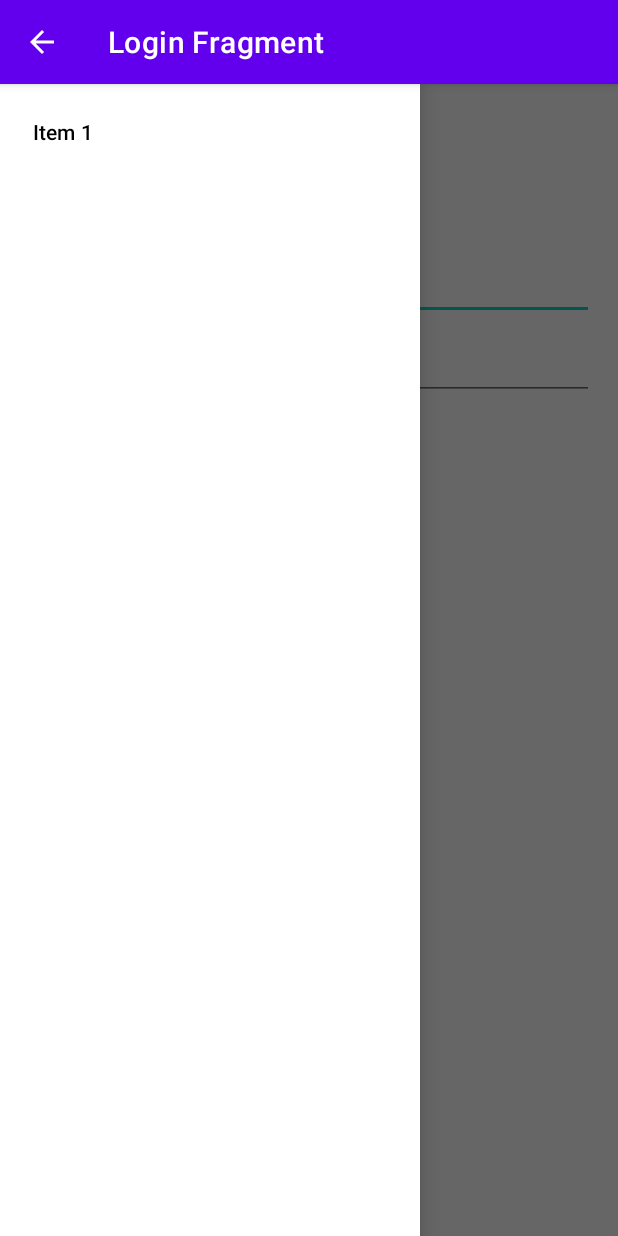
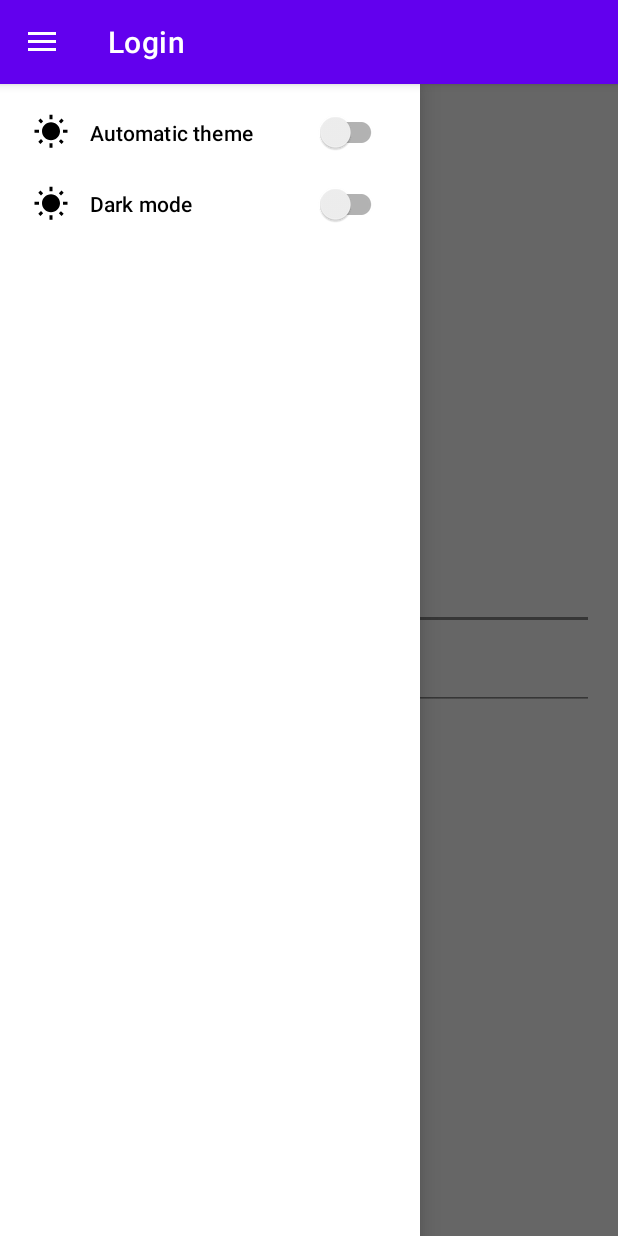
Before and after one commit to BartWijnja/Rent-My-Car-Android-App, an Android app: the screen it shows after launch (MainActivity), with the side drawer open, on a phone screen of 412 x 824 dp. Run offline under Robolectric (Android 15) with nearby library versions, the phone set to English and light mode, and no system bars; our stand-ins replace navigation-ui; 1 statement that could not run was skipped.

Commit message:
added menu with light / dark mode switching

```diff
--- a/app/src/main/java/avans/avd/rent_my_car_android_app/MainActivity.kt
+++ b/app/src/main/java/avans/avd/rent_my_car_android_app/MainActivity.kt
@@ -1,23 +1,30 @@
 package avans.avd.rent_my_car_android_app
 
+import android.content.Context
+import android.hardware.Sensor
+import android.hardware.SensorEvent
+import android.hardware.SensorEventListener
+import android.hardware.SensorManager
 import android.os.Bundle
-import android.view.MenuItem
-import androidx.appcompat.app.ActionBarDrawerToggle
 import androidx.appcompat.app.AppCompatActivity
+import androidx.appcompat.app.AppCompatDelegate
+import androidx.appcompat.widget.SwitchCompat
 import androidx.drawerlayout.widget.DrawerLayout
 import androidx.navigation.findNavController
 import androidx.navigation.ui.AppBarConfiguration
 import androidx.navigation.ui.navigateUp
 import androidx.navigation.ui.setupActionBarWithNavController
+import androidx.navigation.ui.setupWithNavController
 import avans.avd.rent_my_car_android_app.databinding.ActivityMainBinding
+import com.google.android.material.navigation.NavigationView
 
-class MainActivity : AppCompatActivity() {
-
+class MainActivity : AppCompatActivity(), SensorEventListener {
     private lateinit var appBarConfiguration: AppBarConfiguration
     private lateinit var binding: ActivityMainBinding
+    private lateinit var light: Sensor
+    private lateinit var switchAutoTheme: SwitchCompat
+    private lateinit var switchDarkTheme: SwitchCompat
     private val preference = AppPreference(RentMyCarApplication.context)
-    lateinit var toggle: ActionBarDrawerToggle
-    lateinit var drawerLayout: DrawerLayout
 
     override fun onCreate(savedInstanceState: Bundle?) {
         super.onCreate(savedInstanceState)
@@ -25,27 +32,57 @@ class MainActivity : AppCompatActivity() {
         binding = ActivityMainBinding.inflate(layoutInflater)
         setContentView(binding.root)
 
-        drawerLayout = binding.drawerLayout
+        // logic for navigation drawer
+        val drawerLayout: DrawerLayout = binding.drawerLayout
+        val navView: NavigationView = binding.navView
+        val navController = findNavController(R.id.nav_host_fragment_content_main)
 
-        toggle = ActionBarDrawerToggle(this, drawerLayout, R.string.open, R.string.close)
-        drawerLayout.addDrawerListener(toggle)
-        toggle.syncState()
+        appBarConfiguration = AppBarConfiguration(
+            setOf(
+                R.id.LoginFragment,
+                R.id.HomeFragment,
+                R.id.CarListFragment,
+                R.id.CarCategoryFragment
+            ),
+            drawerLayout
+        )
+        setupActionBarWithNavController(navController, appBarConfiguration)
+        navView.setupWithNavController(navController)
 
-        val navController = findNavController(R.id.nav_host_fragment_content_main)
-        appBarConfiguration = AppBarConfiguration(navController.graph)
-        setupActionBarWithNavController(navController, appBarConfiguration)
+        // locate and add event listeners to nav buttons
+        val menuItemAutoTheme = navView.menu.findItem(R.id.switch_auto_theme)
+        val menuItemDarkTheme = navView.menu.findItem(R.id.switch_dark_theme)
 
-        supportActionBar?.setDisplayHomeAsUpEnabled(true)
+        this.switchAutoTheme = menuItemAutoTheme.actionView as SwitchCompat
+        this.switchDarkTheme = menuItemDarkTheme.actionView as SwitchCompat
+
+        switchAutoTheme.setOnClickListener() {
+            this.switchDarkTheme.isEnabled = !this.switchAutoTheme.isChecked
+
+            if (this.switchDarkTheme.isEnabled) {
+                AppCompatDelegate.setDefaultNightMode(AppCompatDelegate.MODE_NIGHT_NO)
+                this.switchDarkTheme.isChecked = false
+            }
+        }
+
+        this.switchDarkTheme.setOnCheckedChangeListener { _, value ->
+            if (!this.switchDarkTheme.isChecked) {
+                when (value) {
+                    true -> AppCompatDelegate.setDefaultNightMode(AppCompatDelegate.MODE_NIGHT_YES)
+                    false -> AppCompatDelegate.setDefaultNightMode(AppCompatDelegate.MODE_NIGHT_NO)
+                }
+            }
+        }
+
+        // register light sensor event
+        val sensorManager = getSystemService(Context.SENSOR_SERVICE) as SensorManager
+        sensorManager.getDefaultSensor(Sensor.TYPE_LIGHT)?.let {
+            this.light = it
+        }
+        sensorManager.registerListener(this, this.light, SensorManager.SENSOR_DELAY_NORMAL)
 
         // reset token on application start
         preference.clearPreferences()
-    }
-
-    override fun onOptionsItemSelected(item: MenuItem): Boolean {
-        if(toggle.onOptionsItemSelected(item)) {
-            return true
-        }
-        return super.onOptionsItemSelected(item)
     }
 
     override fun onSupportNavigateUp(): Boolean {
@@ -53,4 +90,38 @@ class MainActivity : AppCompatActivity() {
         return navController.navigateUp(appBarConfiguration)
                 || super.onSupportNavigateUp()
     }
+
+    override fun onSensorChanged(event: SensorEvent?) {
+//       | Lighting condition | From (lux) |   To (lux)  |
+//       |--------------------|------------|-------------|
+//       | Pitch Black        |       0    |       10    |
+//       | Very Dark          |      11    |       50    |
+//       | Dark Indoors       |      51    |      200    |
+//       | Dim Indoors        |     201    |      400    |
+//       | Normal Indoors     |     401    |     1000    |
+//       | Bright Indoors     |    1001    |     5000    |
+//       | Dim Outdoors       |    5001    |   10,000    |
+//       | Cloudy Outdoors    |  10,001    |   30,000    |
+//       | Direct Sunlight    |  30,001    |  100,000    |
+
+        when (event?.sensor?.type) {
+            Sensor.TYPE_LIGHT -> {
+                if (this.switchAutoTheme.isChecked) {
+                    val lux = event?.values[0]
+
+                    if (lux > 30000) {
+                        AppCompatDelegate.setDefaultNightMode(AppCompatDelegate.MODE_NIGHT_NO)
+                    } else {
+                        AppCompatDelegate.setDefaultNightMode(AppCompatDelegate.MODE_NIGHT_YES)
+                    }
+
+                    this.switchDarkTheme.isEnabled = false
+                }
+            }
+        }
+    }
+
+    override fun onAccuracyChanged(event: Sensor?, p1: Int) {
+        // Not implemented
+    }
 }
--- /dev/null
+++ b/app/src/main/res/drawable/ic_baseline_wb_sunny_24.xml
@@ -0,0 +1,10 @@
+<vector xmlns:android="http://schemas.android.com/apk/res/android"
+    android:width="24dp"
+    android:height="24dp"
+    android:viewportWidth="24"
+    android:viewportHeight="24"
+    android:tint="?attr/colorControlNormal">
+  <path
+      android:fillColor="@android:color/white"
+      android:pathData="M6.76,4.84l-1.8,-1.79 -1.41,1.41 1.79,1.79 1.42,-1.41zM4,10.5L1,10.5v2h3v-2zM13,0.55h-2L11,3.5h2L13,0.55zM20.45,4.46l-1.41,-1.41 -1.79,1.79 1.41,1.41 1.79,-1.79zM17.24,18.16l1.79,1.8 1.41,-1.41 -1.8,-1.79 -1.4,1.4zM20,10.5v2h3v-2h-3zM12,5.5c-3.31,0 -6,2.69 -6,6s2.69,6 6,6 6,-2.69 6,-6 -2.69,-6 -6,-6zM11,22.45h2L13,19.5h-2v2.95zM3.55,18.54l1.41,1.41 1.79,-1.8 -1.41,-1.41 -1.79,1.8z"/>
+</vector>
--- a/app/src/main/res/layout/activity_main.xml
+++ b/app/src/main/res/layout/activity_main.xml
@@ -1,26 +1,18 @@
 <?xml version="1.0" encoding="utf-8"?>
 <androidx.drawerlayout.widget.DrawerLayout
+    xmlns:app="http://schemas.android.com/apk/res-auto"
     xmlns:android="http://schemas.android.com/apk/res/android"
     xmlns:tools="http://schemas.android.com/tools"
     android:layout_width="match_parent"
     android:layout_height="match_parent"
     android:id="@+id/drawer_layout"
-    xmlns:app="http://schemas.android.com/apk/res-auto"
     tools:context=".MainActivity">
 
-    <androidx.constraintlayout.widget.ConstraintLayout
+    <include
+        android:id="@+id/app_bar_main"
+        layout="@layout/app_bar_main"
         android:layout_width="match_parent"
-        android:layout_height="match_parent">
-
-        <include
-            android:id="@+id/include"
-            layout="@layout/content_main"
-            android:layout_width="match_parent"
-            android:layout_height="match_parent"
-            tools:layout_editor_absoluteX="0dp"
-            tools:layout_editor_absoluteY="0dp" />
-
-    </androidx.constraintlayout.widget.ConstraintLayout>
+        android:layout_height="match_parent" />
 
     <com.google.android.material.navigation.NavigationView
         android:id="@+id/nav_view"
--- a/app/src/main/res/layout/content_main.xml
+++ b/app/src/main/res/layout/content_main.xml
@@ -12,4 +12,5 @@
         android:layout_height="match_parent"
         app:defaultNavHost="true"
         app:navGraph="@navigation/nav_graph" />
+
 </androidx.constraintlayout.widget.ConstraintLayout>
--- a/app/src/main/res/layout/fragment_login.xml
+++ b/app/src/main/res/layout/fragment_login.xml
@@ -21,6 +21,8 @@
         android:hint="@string/prompt_username"
         android:inputType="textEmailAddress"
         android:selectAllOnFocus="true"
+        android:textColor="?attr/colorOnPrimary"
+        app:backgroundTint="?attr/colorOnPrimary"
         app:layout_constraintEnd_toEndOf="parent"
         app:layout_constraintStart_toStartOf="parent"
         app:layout_constraintTop_toTopOf="parent" />
@@ -36,6 +38,8 @@
         android:imeOptions="actionDone"
         android:inputType="textPassword"
         android:selectAllOnFocus="true"
+        android:textColor="?attr/colorOnPrimary"
+        app:backgroundTint="?attr/colorOnPrimary"
         app:layout_constraintEnd_toEndOf="parent"
         app:layout_constraintStart_toStartOf="parent"
         app:layout_constraintTop_toBottomOf="@+id/username" />
--- a/app/src/main/res/menu/nav_drawer_menu.xml
+++ b/app/src/main/res/menu/nav_drawer_menu.xml
@@ -1,8 +1,17 @@
 <?xml version="1.0" encoding="utf-8"?>
-<menu xmlns:android="http://schemas.android.com/apk/res/android">
+<menu xmlns:app="http://schemas.android.com/apk/res-auto"
+    xmlns:android="http://schemas.android.com/apk/res/android">
 
     <item
-        android:id="@+id/nav_drawer_item1"
-        android:title="Item 1"/>
+        android:id="@+id/switch_auto_theme"
+        android:title="Automatic theme switching"
+        android:icon="@drawable/ic_baseline_wb_sunny_24"
+        app:actionViewClass="androidx.appcompat.widget.SwitchCompat" />
+
+    <item
+        android:id="@+id/switch_dark_theme"
+        android:title="Dark mode"
+        android:icon="@drawable/ic_baseline_wb_sunny_24"
+        app:actionViewClass="androidx.appcompat.widget.SwitchCompat" />
 
 </menu>
--- a/app/src/main/res/values-night/themes.xml
+++ b/app/src/main/res/values-night/themes.xml
@@ -2,13 +2,13 @@
     <!-- Base application theme. -->
     <style name="Theme.RentMyCarAndroidApp" parent="Theme.MaterialComponents.DayNight.DarkActionBar">
         <!-- Primary brand color. -->
-        <item name="colorPrimary">@color/purple_200</item>
+        <item name="colorPrimary">@color/purple_500</item>
         <item name="colorPrimaryVariant">@color/purple_700</item>
-        <item name="colorOnPrimary">@color/black</item>
+        <item name="colorOnPrimary">@color/white</item>
         <!-- Secondary brand color. -->
-        <item name="colorSecondary">@color/teal_200</item>
-        <item name="colorSecondaryVariant">@color/teal_200</item>
-        <item name="colorOnSecondary">@color/black</item>
+        <item name="colorSecondary">@color/purple_500</item>
+        <item name="colorSecondaryVariant">@color/purple_700</item>
+        <item name="colorOnSecondary">@color/white</item>
         <!-- Status bar color. -->
         <item name="android:statusBarColor" tools:targetApi="l">?attr/colorPrimaryVariant</item>
         <!-- Customize your theme here. -->
--- a/app/src/main/res/values/colors.xml
+++ b/app/src/main/res/values/colors.xml
@@ -13,4 +13,5 @@
 
     <color name="blue_1">#00101f</color>
     <color name="blue_5">#0078ff</color>
+    <color name="grey">#888888</color>
 </resources>
--- a/app/src/main/res/values/strings.xml
+++ b/app/src/main/res/values/strings.xml
@@ -35,6 +35,8 @@
     <string name="get_all_by_type">get all by type</string>
     <string name="close">close</string>
     <string name="open">open</string>
+    <string name="navigation_drawer_open">Open navigation drawer</string>
+    <string name="navigation_drawer_close">Close navigation drawer</string>
 
     <!-- Strings related to spinner -->
     <string-array name="car_type_selection_list">
--- a/app/src/main/res/values/themes.xml
+++ b/app/src/main/res/values/themes.xml
@@ -4,13 +4,14 @@
         <!-- Primary brand color. -->
         <item name="colorPrimary">@color/purple_500</item>
         <item name="colorPrimaryVariant">@color/purple_700</item>
-        <item name="colorOnPrimary">@color/white</item>
+        <item name="colorOnPrimary">@color/grey</item>
         <!-- Secondary brand color. -->
-        <item name="colorSecondary">@color/teal_200</item>
-        <item name="colorSecondaryVariant">@color/teal_700</item>
-        <item name="colorOnSecondary">@color/black</item>
+        <item name="colorSecondary">@color/purple_500</item>
+        <item name="colorSecondaryVariant">@color/purple_700</item>
+        <item name="colorOnSecondary">@color/white</item>
         <!-- Status bar color. -->
         <item name="android:statusBarColor" tools:targetApi="l">?attr/colorPrimaryVariant</item>
         <!-- Customize your theme here. -->
+        <item name="android:windowBackground">@color/white</item>
     </style>
 </resources>
```
Also changed, not shown: app/src/main/res/layout/app_bar_main.xml (added, +15 -0 lines), app/src/main/res/navigation/nav_graph.xml (+4 -4 lines).
